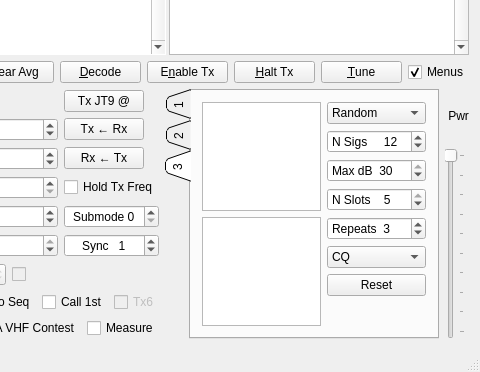
Old version of the form mainwindow.ui in the repository saitohirga/WSJT-X; both pictures show x 387 to 867 and y 183 to 555 of the 867 by 555 pixel window.
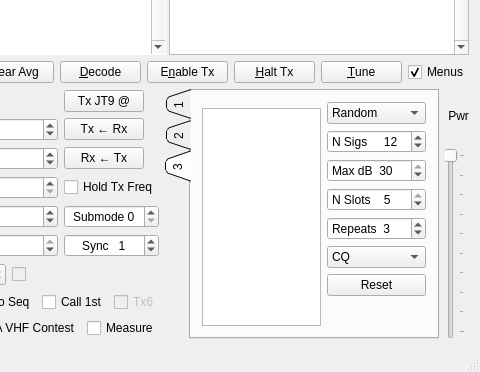
New version of the form. The open tabs and pages were chosen to show the change. Custom widgets are drawn as their Qt base class.

Commit message: More work on Fox-mode code.  Another intermediate commit -- much still TBD.

The edit to the form file:
```diff
--- a/mainwindow.ui
+++ b/mainwindow.ui
@@ -1623,9 +1623,6 @@
                    <string>3</string>
                   </attribute>
                   <layout class="QGridLayout" name="gridLayout_11">
-                   <item row="0" column="0">
-                    <widget class="DisplayText" name="textBrowser3"/>
-                   </item>
                    <item row="0" column="1" rowspan="2">
                     <layout class="QGridLayout" name="gridLayout_10">
                      <item row="5" column="0">
```
Left out of the diff: 2 changed lines with no effect on the pictures. The commit also changes 2 other files.
